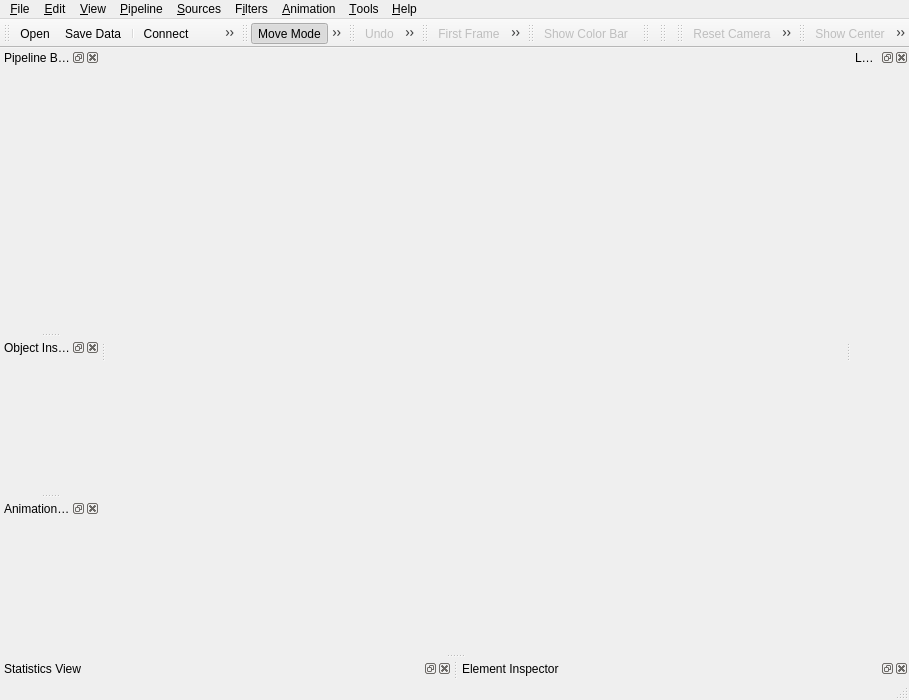
Above: Applications/Client/MainWindow.ui from wildmichael/ParaView3-enhancements-old before the change. Below: the same form after it.
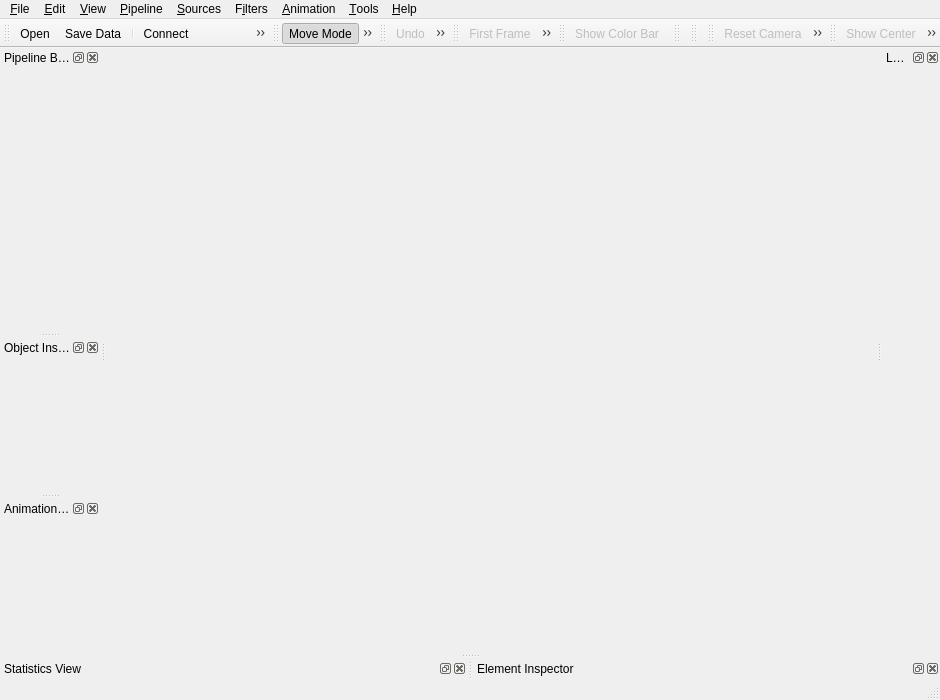
That is the form after the change. Icons and pictures are not drawn.

Commit message: BUG:  Fix some tests that involve multiple views.       A wider main window prevents views that are cut off.

Patch:
```diff
--- a/Applications/Client/MainWindow.ui
+++ b/Applications/Client/MainWindow.ui
@@ -5,7 +5,7 @@
    <rect>
     <x>0</x>
     <y>0</y>
-    <width>909</width>
+    <width>940</width>
     <height>700</height>
    </rect>
   </property>
```
